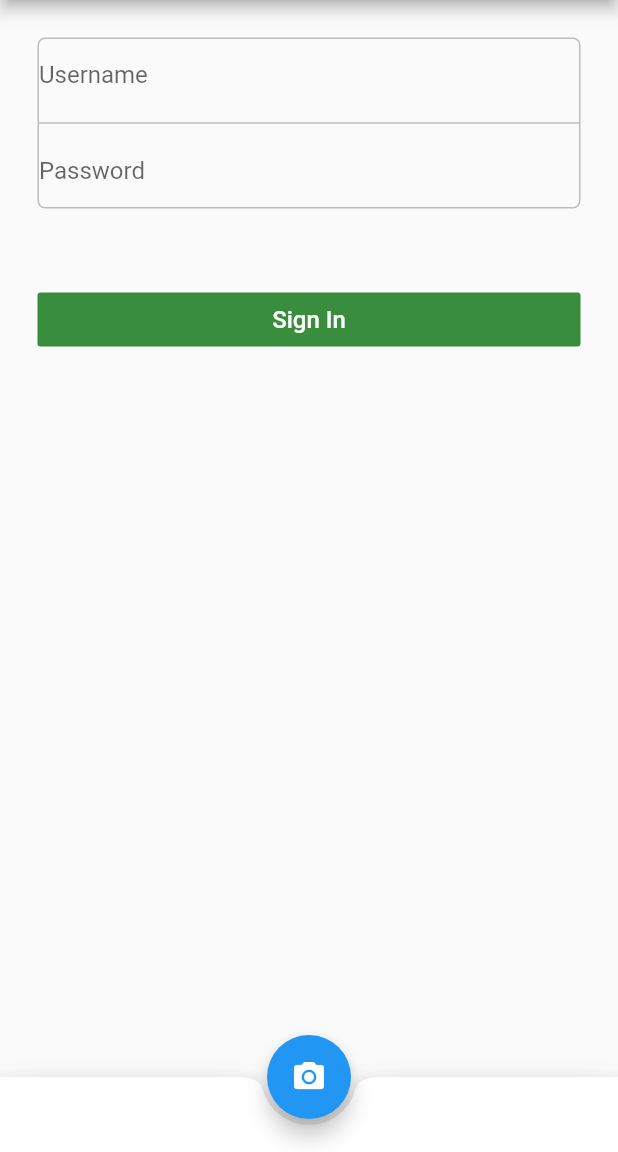
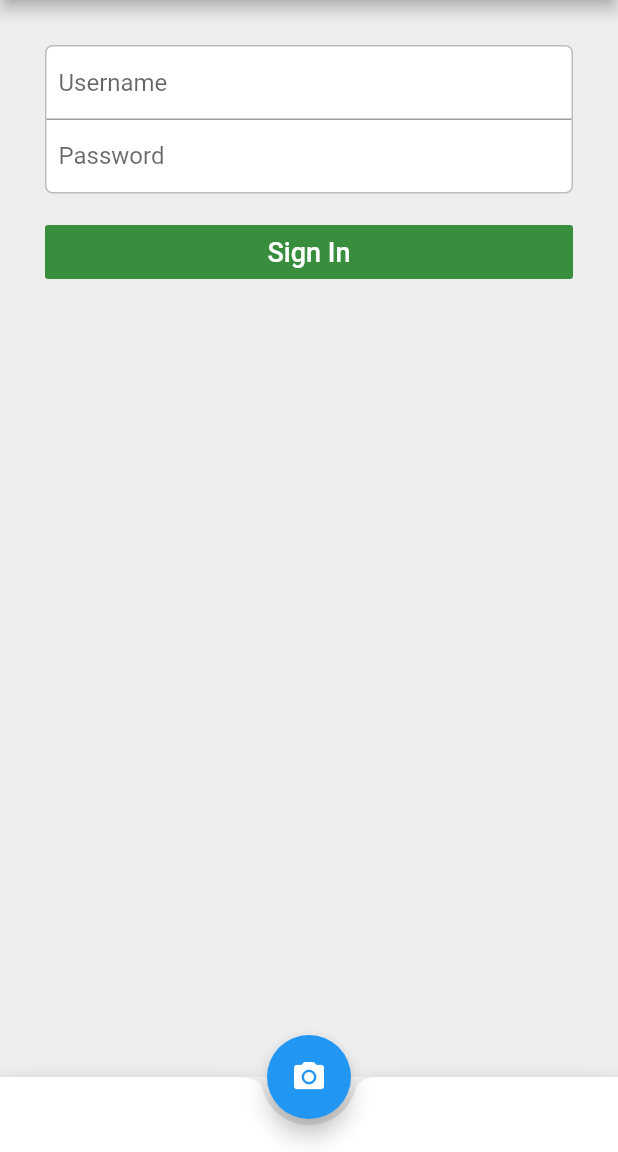
Before and after one commit to jonathanmiller2/Field-Photo, a Flutter app: the screen it shows after launch, on a phone screen of 412 x 824 dp, the part 84-1236 px from its top. Run offline on Flutter 3.47's test engine with Material 2 defaults, Android fonts, the phone set to English and light mode, and no system bars.

Commit message:
Login format completed

```diff
--- a/lib/main.dart
+++ b/lib/main.dart
@@ -28,13 +28,16 @@ class HomePage extends StatelessWidget {
         backgroundColor: Colors.white,
         centerTitle: true,
       ),
-      body: Column(
+      body: Container(
+        color: Colors.grey[200],
+        child: Padding(
+          padding: const EdgeInsets.all(30),
+          child: Column(
             mainAxisAlignment: MainAxisAlignment.start,
             crossAxisAlignment: CrossAxisAlignment.stretch,
+            mainAxisSize: MainAxisSize.max,
             children: <Widget>[
-          Padding(
-            padding: const EdgeInsets.all(25.0),
-            child: Form(
+              Form(
                 child: Container(
                   decoration: BoxDecoration(
                       border: Border.all(
@@ -43,23 +46,28 @@ class HomePage extends StatelessWidget {
                       ),
                       borderRadius: BorderRadius.all(
                           Radius.circular(5)
-                    )
                       ),
-
+                      color: Colors.white,
+                  ),
                   child: Column(
                     children: <Widget>[
-                    TextField(
+                      Padding(
+                        padding: const EdgeInsets.symmetric(horizontal: 8, vertical: 0),
+                        child: TextField(
                             decoration: InputDecoration(
                               border: InputBorder.none,
                               fillColor: Colors.white,
                               hintText: 'Username',
-                        )
                             ),
-                    Divider(
-                      color: Colors.grey[400],
-                      thickness: 1,
                         ),
-                    TextField(
+                      ),
+                      Container(
+                        color: Colors.grey,
+                        height: 1,
+                      ),
+                      Padding(
+                        padding: const EdgeInsets.symmetric(horizontal: 8, vertical: 0),
+                        child: TextField(
                           obscureText: true,
                           decoration: InputDecoration(
                             border: InputBorder.none,
@@ -67,14 +75,14 @@ class HomePage extends StatelessWidget {
                             hintText: 'Password',
                           ),
                         ),
+                      ),
                     ],
-                ),
                   ),
                 ),
               ),
 
               Padding(
-            padding: const EdgeInsets.all(25),
+                padding: const EdgeInsets.symmetric(horizontal: 0, vertical: 15),
                 child: FlatButton(
                     onPressed: (){},
                     color: Colors.green[700],
@@ -82,18 +90,23 @@ class HomePage extends StatelessWidget {
                       'Sign In',
                       style: TextStyle(
                           color: Colors.white,
-                      fontSize: 16
+                          fontSize: 18
                       ),
                     )
                 ),
               )
             ],
           ),
+        ),
+      ),
       bottomNavigationBar : BottomAppBar(
         shape: const CircularNotchedRectangle(),
-        child: Container(height: 50.0,),
+        child: Container(
+            height: 50.0
+        ),
       ),
       floatingActionButton: FloatingActionButton(
+        onPressed: () {},
         child: Icon(Icons.photo_camera),
       ),
       floatingActionButtonLocation: FloatingActionButtonLocation.centerDocked,
```
Lines whose indentation alone changed are shown as unchanged.
